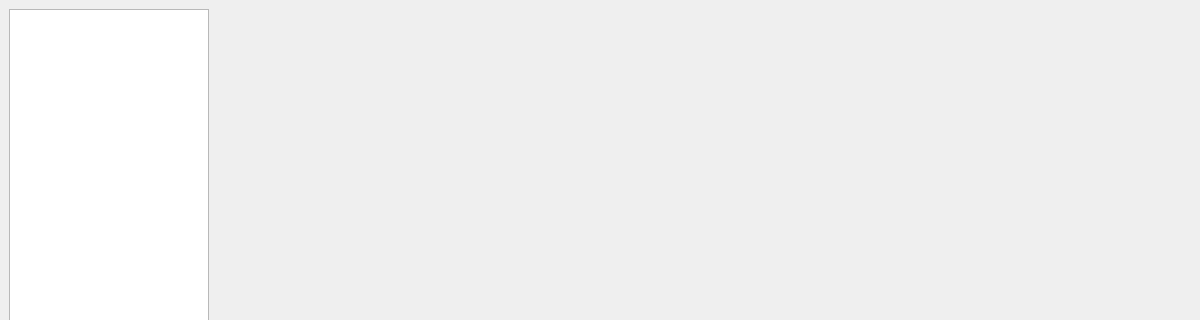
The window that src/ui/modmanager.ui (kaniol-lck/modmanager) describes before a commit, drawn with Qt 5; both pictures show x 0 to 1200 and y 0 to 320 of the 1200 by 800 pixel window.
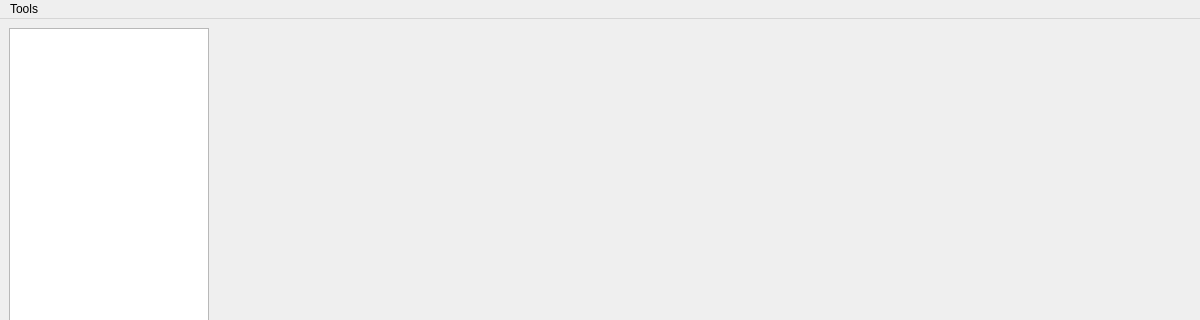
The same window after the commit.

```diff
--- a/src/ui/modmanager.ui
+++ b/src/ui/modmanager.ui
@@ -52,6 +52,13 @@
      <height>34</height>
     </rect>
    </property>
+   <widget class="QMenu" name="menuTools">
+    <property name="title">
+     <string>Tools</string>
+    </property>
+    <addaction name="actionPreferences"/>
+   </widget>
+   <addaction name="menuTools"/>
   </widget>
   <widget class="QStatusBar" name="statusbar"/>
  </widget>
```
Left out of the diff: 5 changed lines with no effect on the pictures.
